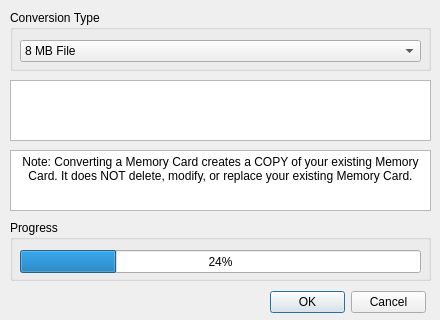
Old version of the form pcsx2-qt/Settings/MemoryCardConvertDialog.ui in the repository PCSX2/pcsx2.
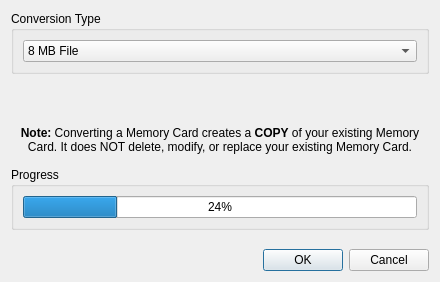
New version of the form.

Commit message: Qt: Make memory card convert dialog translatable

The edit to the form file:
```diff
--- a/pcsx2-qt/Settings/MemoryCardConvertDialog.ui
+++ b/pcsx2-qt/Settings/MemoryCardConvertDialog.ui
@@ -10,27 +10,9 @@
     <x>0</x>
     <y>0</y>
     <width>440</width>
-    <height>320</height>
+    <height>282</height>
    </rect>
   </property>
-  <property name="sizePolicy">
-   <sizepolicy hsizetype="Fixed" vsizetype="Fixed">
-    <horstretch>0</horstretch>
-    <verstretch>0</verstretch>
-   </sizepolicy>
-  </property>
-  <property name="minimumSize">
-   <size>
-    <width>440</width>
-    <height>320</height>
-   </size>
-  </property>
-  <property name="maximumSize">
-   <size>
-    <width>440</width>
-    <height>320</height>
-   </size>
-  </property>
   <property name="windowTitle">
    <string>Convert Memory Card</string>
   </property>
@@ -40,27 +22,15 @@
   <property name="modal">
    <bool>false</bool>
   </property>
+  <layout class="QVBoxLayout" name="verticalLayout_2">
+   <item>
   <widget class="QGroupBox" name="conversionTypeGroup">
-   <property name="geometry">
-    <rect>
-     <x>10</x>
-     <y>10</y>
-     <width>421</width>
-     <height>61</height>
-    </rect>
-   </property>
    <property name="title">
     <string>Conversion Type</string>
    </property>
+     <layout class="QVBoxLayout" name="verticalLayout">
+      <item>
    <widget class="QComboBox" name="conversionTypeSelect">
-    <property name="geometry">
-     <rect>
-      <x>10</x>
-      <y>30</y>
-      <width>401</width>
-      <height>22</height>
-     </rect>
-    </property>
     <item>
      <property name="text">
       <string>8 MB File</string>
@@ -87,94 +57,82 @@
      </property>
     </item>
    </widget>
-  </widget>
-  <widget class="QTextBrowser" name="note">
-   <property name="geometry">
-    <rect>
-     <x>10</x>
-     <y>150</y>
-     <width>421</width>
-     <height>61</height>
-    </rect>
-   </property>
-   <property name="sizePolicy">
-    <sizepolicy hsizetype="Expanding" vsizetype="Expanding">
-     <horstretch>0</horstretch>
-     <verstretch>0</verstretch>
-    </sizepolicy>
-   </property>
-   <property name="html">
-    <string>&lt;!DOCTYPE HTML PUBLIC &quot;-//W3C//DTD HTML 4.0//EN&quot; &quot;http://www.w3.org/TR/REC-html40/strict.dtd&quot;&gt;
-&lt;html&gt;&lt;head&gt;&lt;meta name=&quot;qrichtext&quot; content=&quot;1&quot; /&gt;&lt;meta charset=&quot;utf-8&quot; /&gt;&lt;style type=&quot;text/css&quot;&gt;
-p, li { white-space: pre-wrap; }
-hr { height: 1px; border-width: 0; }
-&lt;/style&gt;&lt;/head&gt;&lt;body style=&quot; font-family:'Segoe UI'; font-size:9pt; font-weight:400; font-style:normal;&quot;&gt;
-&lt;p align=&quot;center&quot; style=&quot; margin-top:0px; margin-bottom:0px; margin-left:0px; margin-right:0px; -qt-block-indent:0; text-indent:0px;&quot;&gt;Note: Converting a Memory Card creates a COPY of your existing Memory Card. It does NOT delete, modify, or replace your existing Memory Card.&lt;/p&gt;&lt;/body&gt;&lt;/html&gt;</string>
-   </property>
-  </widget>
-  <widget class="QTextBrowser" name="conversionTypeDescription">
-   <property name="geometry">
-    <rect>
-     <x>10</x>
-     <y>80</y>
-     <width>421</width>
-     <height>61</height>
-    </rect>
-   </property>
-   <property name="sizePolicy">
-    <sizepolicy hsizetype="Expanding" vsizetype="Expanding">
-     <horstretch>0</horstretch>
-     <verstretch>0</verstretch>
-    </sizepolicy>
-   </property>
-   <property name="html">
-    <string>&lt;!DOCTYPE HTML PUBLIC &quot;-//W3C//DTD HTML 4.0//EN&quot; &quot;http://www.w3.org/TR/REC-html40/strict.dtd&quot;&gt;
-&lt;html&gt;&lt;head&gt;&lt;meta name=&quot;qrichtext&quot; content=&quot;1&quot; /&gt;&lt;meta charset=&quot;utf-8&quot; /&gt;&lt;style type=&quot;text/css&quot;&gt;
-p, li { white-space: pre-wrap; }
-hr { height: 1px; border-width: 0; }
-&lt;/style&gt;&lt;/head&gt;&lt;body style=&quot; font-family:'Segoe UI'; font-size:9pt; font-weight:400; font-style:normal;&quot;&gt;
-&lt;p align=&quot;center&quot; style=&quot;-qt-paragraph-type:empty; margin-top:0px; margin-bottom:0px; margin-left:0px; margin-right:0px; -qt-block-indent:0; text-indent:0px;&quot;&gt;&lt;br /&gt;&lt;/p&gt;&lt;/body&gt;&lt;/html&gt;</string>
-   </property>
-  </widget>
-  <widget class="QDialogButtonBox" name="buttonBox">
-   <property name="geometry">
-    <rect>
-     <x>270</x>
-     <y>290</y>
-     <width>156</width>
-     <height>24</height>
-    </rect>
-   </property>
-   <property name="standardButtons">
-    <set>QDialogButtonBox::Cancel|QDialogButtonBox::Ok</set>
-   </property>
-  </widget>
+      </item>
+     </layout>
+    </widget>
+   </item>
+   <item>
+    <widget class="QLabel" name="conversionTypeDescription">
+     <property name="minimumSize">
+      <size>
+       <width>0</width>
+       <height>40</height>
+      </size>
+     </property>
+     <property name="text">
+      <string/>
+     </property>
+     <property name="wordWrap">
+      <bool>true</bool>
+     </property>
+    </widget>
+   </item>
+   <item>
+    <widget class="QLabel" name="note">
+     <property name="minimumSize">
+      <size>
+       <width>0</width>
+       <height>35</height>
+      </size>
+     </property>
+     <property name="text">
+      <string>&lt;center&gt;&lt;strong&gt;Note:&lt;/strong&gt; Converting a Memory Card creates a &lt;strong&gt;COPY&lt;/strong&gt; of your existing Memory Card. It does &lt;strong&quot;&gt;NOT delete, modify, or replace&lt;/strong&gt; your existing Memory Card.&lt;/center&gt;</string>
+     </property>
+     <property name="alignment">
+      <set>Qt::AlignLeading|Qt::AlignLeft|Qt::AlignTop</set>
+     </property>
+     <property name="wordWrap">
+      <bool>true</bool>
+     </property>
+    </widget>
+   </item>
+   <item>
   <widget class="QGroupBox" name="progressGroup">
-   <property name="geometry">
-    <rect>
-     <x>10</x>
-     <y>220</y>
-     <width>421</width>
-     <height>61</height>
-    </rect>
-   </property>
    <property name="title">
     <string>Progress</string>
    </property>
+     <layout class="QVBoxLayout" name="verticalLayout_3">
+      <item>
    <widget class="QProgressBar" name="progressBar">
-    <property name="geometry">
-     <rect>
-      <x>10</x>
-      <y>30</y>
-      <width>401</width>
-      <height>23</height>
-     </rect>
-    </property>
     <property name="value">
      <number>24</number>
     </property>
    </widget>
-  </widget>
+      </item>
+     </layout>
+    </widget>
+   </item>
+   <item>
+    <spacer name="verticalSpacer">
+     <property name="orientation">
+      <enum>Qt::Vertical</enum>
+     </property>
+     <property name="sizeHint" stdset="0">
+      <size>
+       <width>20</width>
+       <height>40</height>
+      </size>
+     </property>
+    </spacer>
+   </item>
+   <item>
+    <widget class="QDialogButtonBox" name="buttonBox">
+     <property name="standardButtons">
+      <set>QDialogButtonBox::Cancel|QDialogButtonBox::Ok</set>
+     </property>
+    </widget>
+   </item>
+  </layout>
  </widget>
  <resources/>
  <connections/>
```
Lines whose indentation alone changed are shown as unchanged. The commit also changes 1 other file.
